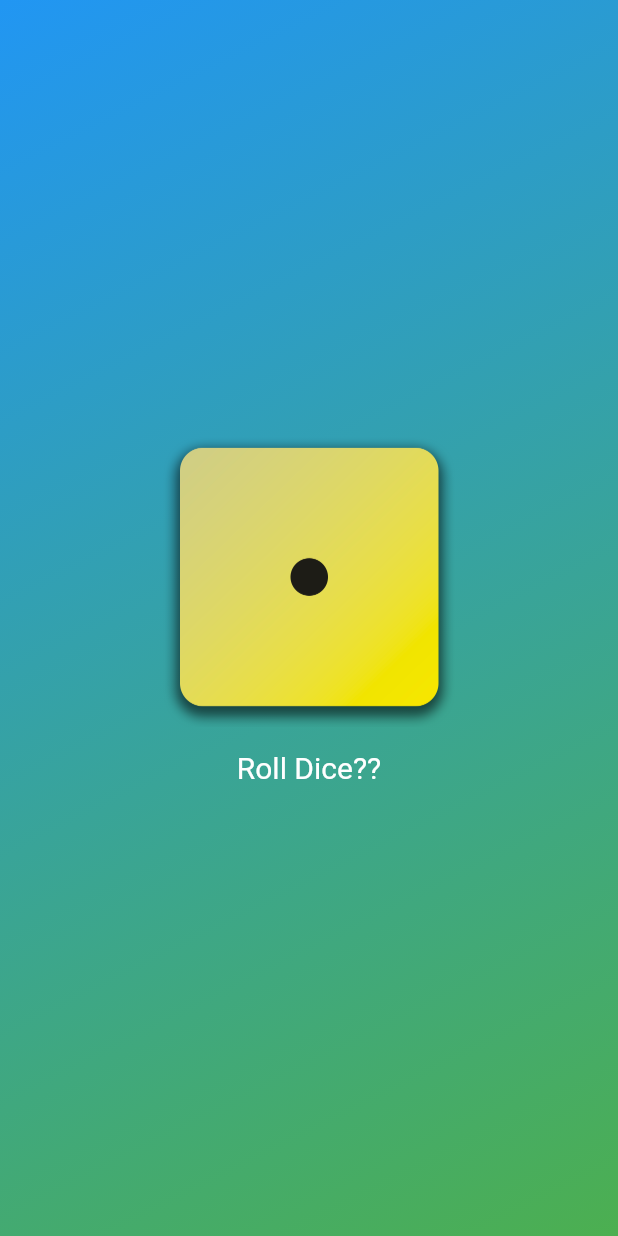
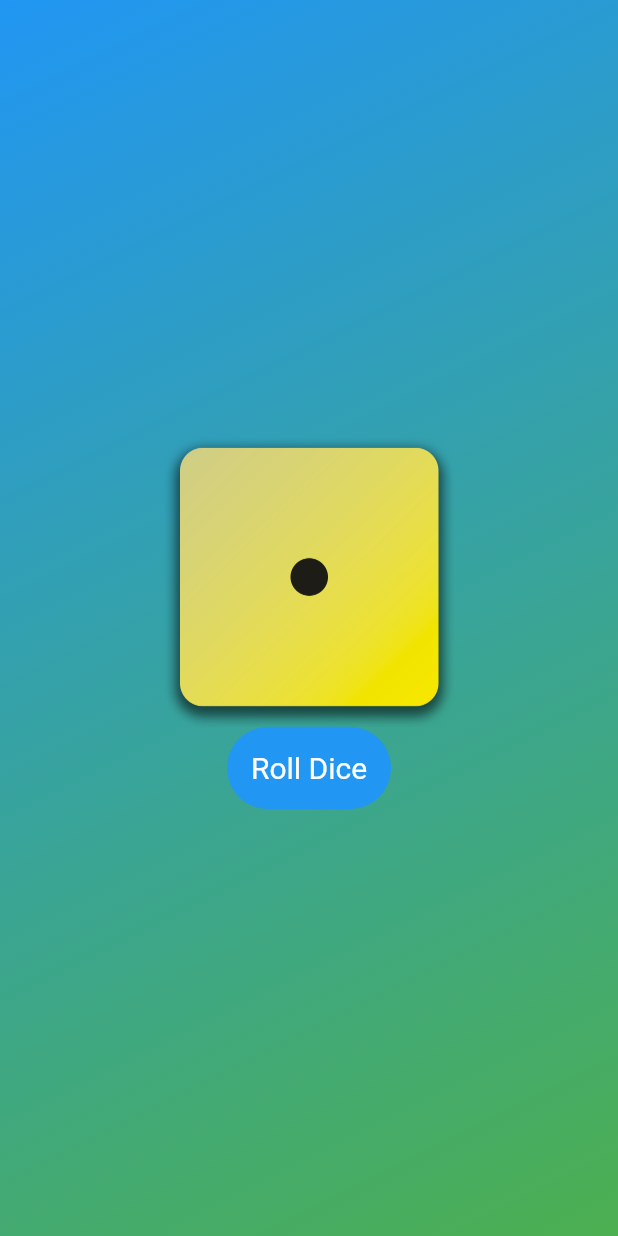
Before and after one commit to Juantrevi/flutter_app, a Flutter app: the screen it shows after launch, on a phone screen of 412 x 824 dp. Run offline on Flutter 3.47's test engine with Material 3 defaults, Android fonts, the phone set to English and light mode, and no system bars.

Commit message:
-- end --

```diff
--- a/lib/dice_roller.dart
+++ b/lib/dice_roller.dart
@@ -36,8 +36,10 @@ class _DiceRollerState extends State<DiceRoller> {
             padding: const EdgeInsets.all(16.0),
             foregroundColor: Colors.white,
             textStyle: const TextStyle(fontSize: 20),
+            backgroundColor: Colors.blue,
+
           ),
-          child: const Text('Roll Dice??'),
+          child: const Text('Roll Dice'),
         )
       ],
     );
```
